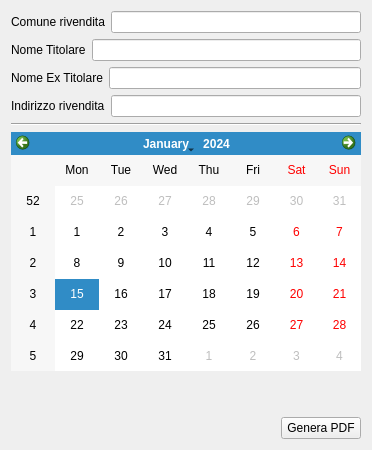
Qt form ui.ui (sgrc31/fideiussioni_sinagi) before a commit.
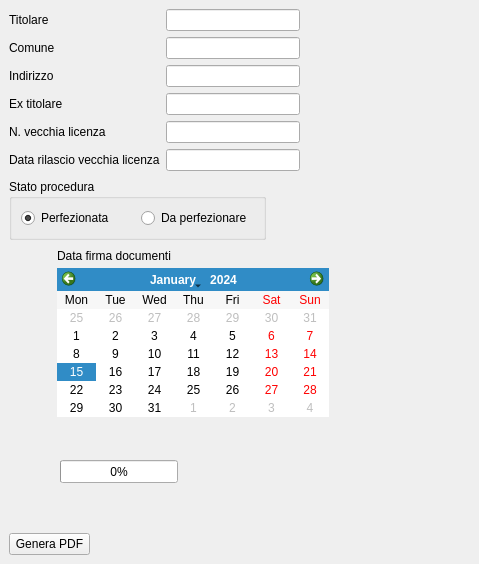
The same form after that commit.

Diff of the .ui file:
```diff
--- a/ui.ui
+++ b/ui.ui
@@ -6,141 +6,196 @@
    <rect>
     <x>0</x>
     <y>0</y>
-    <width>372</width>
-    <height>450</height>
+    <width>479</width>
+    <height>564</height>
    </rect>
   </property>
   <property name="windowTitle">
    <string>Form</string>
   </property>
-  <layout class="QGridLayout" name="gridLayout">
-   <item row="2" column="0">
-    <widget class="QCalendarWidget" name="calendarWidget"/>
-   </item>
-   <item row="0" column="0">
-    <layout class="QVBoxLayout" name="verticalLayout">
-     <item>
+  <widget class="QPushButton" name="pushButton">
+   <property name="geometry">
+    <rect>
+     <x>9</x>
+     <y>533</y>
+     <width>81</width>
+     <height>22</height>
+    </rect>
+   </property>
+   <property name="text">
+    <string>Genera PDF</string>
+   </property>
+  </widget>
+  <widget class="QGroupBox" name="groupBox">
+   <property name="geometry">
+    <rect>
+     <x>9</x>
+     <y>179</y>
+     <width>257</width>
+     <height>61</height>
+    </rect>
+   </property>
+   <property name="title">
+    <string>Stato procedura</string>
+   </property>
       <layout class="QHBoxLayout" name="horizontalLayout">
        <item>
+     <widget class="QRadioButton" name="radio_perfezionata">
+      <property name="text">
+       <string>Perfezionata</string>
+      </property>
+      <property name="checked">
+       <bool>true</bool>
+      </property>
+     </widget>
+    </item>
+    <item>
+     <widget class="QRadioButton" name="radio_daperfezionare">
+      <property name="text">
+       <string>Da perfezionare</string>
+      </property>
+     </widget>
+    </item>
+   </layout>
+  </widget>
+  <widget class="QCalendarWidget" name="calendarWidget">
+   <property name="geometry">
+    <rect>
+     <x>57</x>
+     <y>268</y>
+     <width>272</width>
+     <height>149</height>
+    </rect>
+   </property>
+   <property name="firstDayOfWeek">
+    <enum>Qt::Monday</enum>
+   </property>
+   <property name="gridVisible">
+    <bool>false</bool>
+   </property>
+   <property name="horizontalHeaderFormat">
+    <enum>QCalendarWidget::ShortDayNames</enum>
+   </property>
+   <property name="verticalHeaderFormat">
+    <enum>QCalendarWidget::NoVerticalHeader</enum>
+   </property>
+  </widget>
+  <widget class="QLabel" name="label_7">
+   <property name="geometry">
+    <rect>
+     <x>57</x>
+     <y>248</y>
+     <width>135</width>
+     <height>16</height>
+    </rect>
+   </property>
+   <property name="text">
+    <string>Data firma documenti</string>
+   </property>
+  </widget>
+  <widget class="QProgressBar" name="progressBar">
+   <property name="geometry">
+    <rect>
+     <x>60</x>
+     <y>460</y>
+     <width>118</width>
+     <height>23</height>
+    </rect>
+   </property>
+   <property name="value">
+    <number>0</number>
+   </property>
+  </widget>
+  <widget class="QWidget" name="">
+   <property name="geometry">
+    <rect>
+     <x>9</x>
+     <y>9</y>
+     <width>291</width>
+     <height>164</height>
+    </rect>
+   </property>
+   <layout class="QFormLayout" name="formLayout">
+    <item row="0" column="0">
         <widget class="QLabel" name="label">
          <property name="text">
-          <string>Comune rivendita</string>
+       <string>Titolare</string>
          </property>
          <property name="buddy">
           <cstring>lineEdit</cstring>
          </property>
         </widget>
        </item>
-       <item>
-        <widget class="QLineEdit" name="lineEdit"/>
-       </item>
-      </layout>
-     </item>
-     <item>
-      <layout class="QHBoxLayout" name="horizontalLayout_2">
-       <item>
+    <item row="0" column="1">
+     <widget class="QLineEdit" name="line_titolare"/>
+    </item>
+    <item row="1" column="0">
         <widget class="QLabel" name="label_2">
          <property name="text">
-          <string>Nome Titolare</string>
+       <string>Comune</string>
          </property>
          <property name="buddy">
           <cstring>lineEdit_2</cstring>
          </property>
         </widget>
        </item>
-       <item>
-        <widget class="QLineEdit" name="lineEdit_2"/>
-       </item>
-      </layout>
-     </item>
-     <item>
-      <layout class="QHBoxLayout" name="horizontalLayout_3">
-       <item>
+    <item row="1" column="1">
+     <widget class="QLineEdit" name="line_comune"/>
+    </item>
+    <item row="2" column="0">
         <widget class="QLabel" name="label_3">
          <property name="text">
-          <string>Nome Ex Titolare</string>
+       <string>Indirizzo</string>
          </property>
          <property name="buddy">
           <cstring>lineEdit_3</cstring>
          </property>
         </widget>
        </item>
-       <item>
-        <widget class="QLineEdit" name="lineEdit_3"/>
-       </item>
-      </layout>
-     </item>
-     <item>
-      <layout class="QHBoxLayout" name="horizontalLayout_4">
-       <item>
-        <widget class="QLabel" name="label_4">
-         <property name="text">
-          <string>Indirizzo rivendita</string>
-         </property>
-         <property name="buddy">
-          <cstring>lineEdit_4</cstring>
-         </property>
-        </widget>
-       </item>
-       <item>
-        <widget class="QLineEdit" name="lineEdit_4"/>
-       </item>
-      </layout>
-     </item>
-    </layout>
+    <item row="2" column="1">
+     <widget class="QLineEdit" name="line_indirizzo"/>
    </item>
    <item row="3" column="0">
-    <layout class="QHBoxLayout" name="horizontalLayout_6">
-     <item>
-      <spacer name="horizontalSpacer_3">
-       <property name="orientation">
-        <enum>Qt::Horizontal</enum>
-       </property>
-       <property name="sizeHint" stdset="0">
-        <size>
-         <width>40</width>
-         <height>20</height>
-        </size>
-       </property>
-      </spacer>
-     </item>
-     <item>
-      <layout class="QVBoxLayout" name="verticalLayout_2">
-       <item>
-        <spacer name="verticalSpacer">
-         <property name="orientation">
-          <enum>Qt::Vertical</enum>
-         </property>
-         <property name="sizeType">
-          <enum>QSizePolicy::Minimum</enum>
-         </property>
-         <property name="sizeHint" stdset="0">
-          <size>
-           <width>20</width>
-           <height>40</height>
-          </size>
-         </property>
-        </spacer>
-       </item>
-       <item>
-        <widget class="QPushButton" name="pushButton">
+     <widget class="QLabel" name="label_4">
+      <property name="text">
+       <string>Ex titolare</string>
+      </property>
+      <property name="buddy">
+       <cstring>line_extitolare</cstring>
+      </property>
+     </widget>
+    </item>
+    <item row="3" column="1">
+     <widget class="QLineEdit" name="line_extitolare"/>
+    </item>
+    <item row="4" column="0">
+     <widget class="QLabel" name="label_5">
          <property name="text">
-          <string>Genera PDF</string>
-         </property>
-        </widget>
-       </item>
-      </layout>
-     </item>
-    </layout>
-   </item>
-   <item row="1" column="0">
-    <widget class="Line" name="line">
-     <property name="orientation">
-      <enum>Qt::Horizontal</enum>
-     </property>
-    </widget>
-   </item>
-  </layout>
+       <string>&lt;html&gt;&lt;head/&gt;&lt;body&gt;&lt;p&gt;N. vecchia licenza&lt;/p&gt;&lt;/body&gt;&lt;/html&gt;</string>
+      </property>
+      <property name="buddy">
+       <cstring>line_nlicenza</cstring>
+      </property>
+     </widget>
+    </item>
+    <item row="4" column="1">
+     <widget class="QLineEdit" name="line_nlicenza"/>
+    </item>
+    <item row="5" column="0">
+     <widget class="QLabel" name="label_6">
+      <property name="text">
+       <string>Data rilascio vecchia licenza</string>
+      </property>
+      <property name="buddy">
+       <cstring>line_datalicenza</cstring>
+      </property>
+     </widget>
+    </item>
+    <item row="5" column="1">
+     <widget class="QLineEdit" name="line_datalicenza"/>
+    </item>
+   </layout>
+  </widget>
  </widget>
  <resources/>
  <connections/>
```
Left out of the diff: 6 changed lines with no effect on the pictures. Lines whose indentation alone changed are shown as unchanged.
